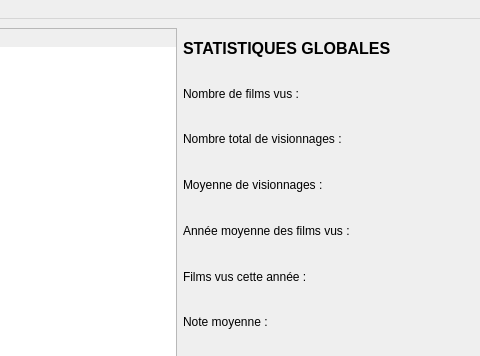
Old version of the form MainWindow.ui in the repository AmbreM71/MovieManager; both pictures show x 800 to 1280 and y 0 to 356 of the 1280 by 720 pixel window.
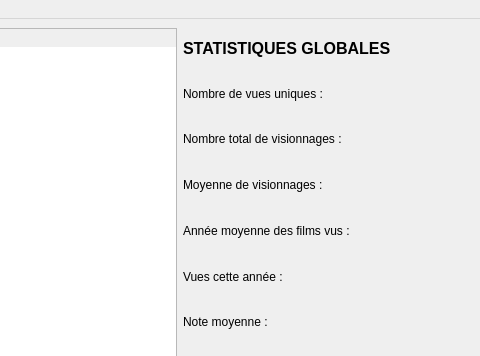
New version of the form.

```diff
--- a/MainWindow.ui
+++ b/MainWindow.ui
@@ -31,7 +31,7 @@
         <item row="1" column="0">
          <widget class="QLabel" name="TotalMoviesLabel">
           <property name="text">
-           <string>Nombre de films vus : </string>
+           <string>Nombre de vues uniques : </string>
           </property>
          </widget>
         </item>
@@ -82,7 +82,7 @@
         <item row="5" column="0">
          <widget class="QLabel" name="ViewThisYear">
           <property name="text">
-           <string>Films vus cette année : </string>
+           <string>Vues cette année : </string>
           </property>
          </widget>
         </item>
```
Left out of the diff: 42 changed lines with no effect on the pictures.
